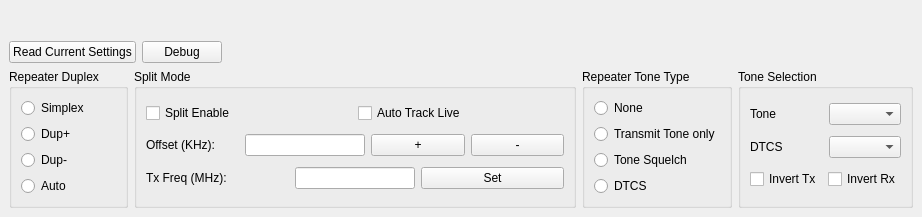
First picture: the form in repeatersetup.ui, repository adecarolis/wfweb, before the edit.
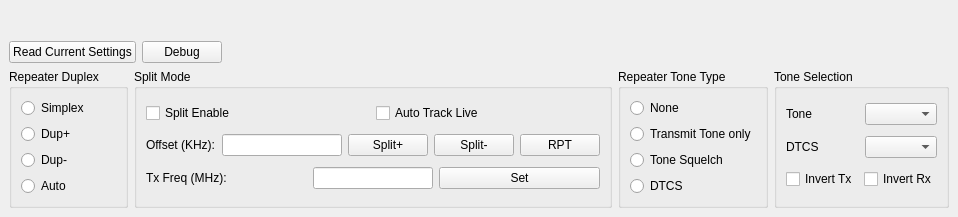
Second picture: the form after the edit.

Commit message: Split mode is working, can also live-sync frequency and mode.

The edit to the form file:
```diff
--- a/repeatersetup.ui
+++ b/repeatersetup.ui
@@ -171,14 +171,21 @@
            <item>
             <widget class="QPushButton" name="splitPlusButton">
              <property name="text">
-              <string>+</string>
+              <string>Split+</string>
              </property>
             </widget>
            </item>
            <item>
             <widget class="QPushButton" name="splitMinusBtn">
              <property name="text">
-              <string>-</string>
+              <string>Split-</string>
+             </property>
+            </widget>
+           </item>
+           <item>
+            <widget class="QPushButton" name="rptOffsetBtn">
+             <property name="text">
+              <string>RPT</string>
              </property>
             </widget>
            </item>
```
The commit also changes 7 other files.
